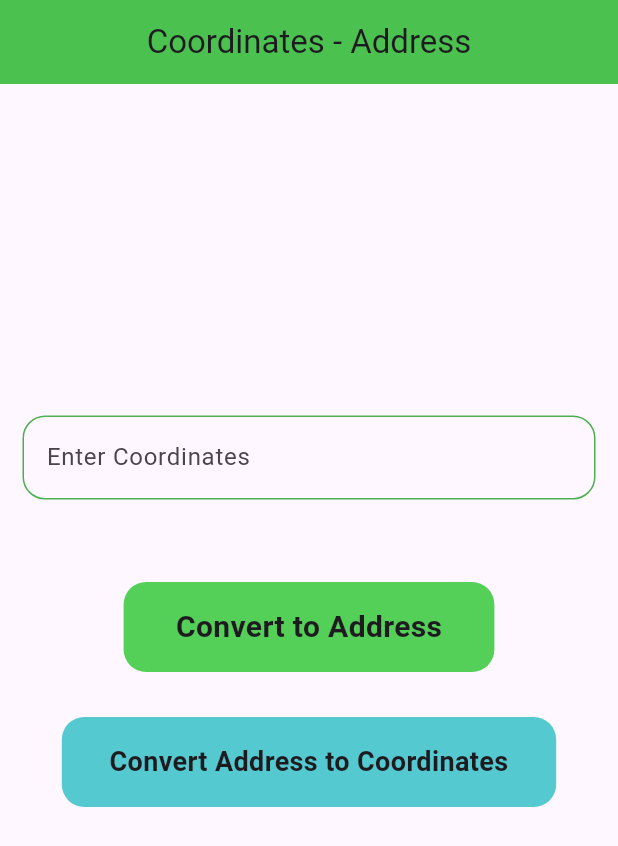
After one commit to Hassaanyousafzai/google_maps_api, a Flutter app: the AddressLatLng screen opened directly, after a tap on "Convert Coordinates to Address", on a phone screen of 412 x 824 dp. The commit adds this screen. Shown: the top 846 px of the screen. Run offline on Flutter 3.47's test engine with Material 2 defaults, Android fonts, the phone set to English and light mode, and no system bars; our stand-ins replace geocoding, google_maps_flutter; missing offline and left inert: flutter_geocoder.

Commit message:
new updates

```diff
--- a/lib/main.dart
+++ b/lib/main.dart
@@ -1,5 +1,5 @@
 import 'package:flutter/material.dart';
-import 'package:google_maps_api/screens/home_page.dart';
+import 'package:google_maps_api/screens/1_home_page.dart';
 
 void main() {
   runApp(const MyApp());
--- /dev/null
+++ b/lib/screens/2_latlng_address.dart
@@ -0,0 +1,170 @@
+import 'package:flutter/material.dart';
+import 'package:flutter_geocoder/geocoder.dart';
+import 'package:google_maps_api/components/row_component.dart';
+import 'package:google_maps_api/screens/3_address_latlng.dart';
+
+class LatLngAddress extends StatefulWidget {
+  const LatLngAddress({super.key});
+
+  @override
+  State<LatLngAddress> createState() => _LatLngAddressState();
+}
+
+class _LatLngAddressState extends State<LatLngAddress> {
+  TextEditingController coController = TextEditingController();
+  String? addressLine, countryName, subLocality, locality;
+  bool flag = false;
+  @override
+  Widget build(BuildContext context) {
+    return Scaffold(
+      appBar: AppBar(
+        title: const Text("Coordinates - Address"),
+        automaticallyImplyLeading: false,
+        centerTitle: true,
+        backgroundColor: const Color.fromARGB(255, 75, 193, 79),
+      ),
+      body: SingleChildScrollView(
+        child: Column(
+          children: [
+            flag == true
+                ? SizedBox(
+                    height: MediaQuery.of(context).size.height * 0.12,
+                  )
+                : SizedBox(
+                    height: MediaQuery.of(context).size.height * 0.25,
+                  ),
+            Padding(
+              padding: const EdgeInsets.all(15.0),
+              child: TextFormField(
+                controller: coController,
+                keyboardType: TextInputType.number,
+                decoration: InputDecoration(
+                    hintText: 'Enter Coordinates',
+                    enabledBorder: OutlineInputBorder(
+                      borderRadius: BorderRadius.circular(15),
+                      borderSide: const BorderSide(
+                        color: Colors.green,
+                      ),
+                    ),
+                    focusedBorder: OutlineInputBorder(
+                      borderRadius: BorderRadius.circular(15),
+                      borderSide: const BorderSide(
+                        color: Colors.green,
+                      ),
+                    )),
+              ),
+            ),
+            flag == true
+                ? Padding(
+                    padding: const EdgeInsets.all(15.0),
+                    child: Container(
+                      height: MediaQuery.of(context).size.height * 0.30,
+                      width: MediaQuery.of(context).size.height * 0.8,
+                      decoration: BoxDecoration(
+                        color: const Color.fromRGBO(220, 237, 200, 1),
+                        boxShadow: const [
+                          BoxShadow(
+                            blurRadius: 5,
+                          )
+                        ],
+                        borderRadius: BorderRadius.circular(10),
+                      ),
+                      child: Column(
+                        children: [
+                          RowComponent(
+                            text: 'Address:',
+                            value: addressLine.toString(),
+                          ),
+                          RowComponent(
+                            text: 'Country Name:',
+                            value: countryName.toString(),
+                          ),
+                          RowComponent(
+                            text: 'Province:',
+                            value: locality.toString(),
+                          ),
+                          RowComponent(
+                            text: 'Sub Locality:',
+                            value: subLocality.toString(),
+                          ),
+                        ],
+                      ),
+                    ),
+                  )
+                : Container(),
+            const SizedBox(
+              height: 40,
+            ),
+            InkWell(
+              onTap: () async {
+                var text = coController.text.trim();
+                List<String> parts = text.split(",");
+                double? coordinateOne = double.tryParse(parts[0]);
+                double? coordinateTwo = double.tryParse(parts[1]);
+                if (coordinateOne != null && coordinateTwo != null) {
+                  final coordinates = Coordinates(coordinateOne, coordinateTwo);
+
+                  var address = await Geocoder.local
+                      .findAddressesFromCoordinates(coordinates);
+
+                  var first = address.first;
+
+                  addressLine = first.addressLine;
+
+                  countryName = first.countryName;
+
+                  locality = first.adminArea;
+
+                  subLocality = first.subLocality;
+                }
+
+                setState(() {
+                  flag = true;
+                });
+              },
+              child: Container(
+                height: 60,
+                width: MediaQuery.of(context).size.width * 0.6,
+                decoration: BoxDecoration(
+                  color: const Color.fromARGB(255, 84, 207, 88),
+                  borderRadius: BorderRadius.circular(15),
+                ),
+                child: const Center(
+                    child: Text(
+                  "Convert to Address",
+                  style: TextStyle(fontSize: 20, fontWeight: FontWeight.bold),
+                )),
+              ),
+            ),
+            const SizedBox(
+              height: 30,
+            ),
+            InkWell(
+              onTap: () {
+                Navigator.push(
+                    context,
+                    MaterialPageRoute(
+                        builder: (context) => const AddressLatLng()));
+              },
+              child: Container(
+                  height: 60,
+                  width: MediaQuery.of(context).size.width * 0.8,
+                  decoration: BoxDecoration(
+                    color: const Color.fromARGB(255, 84, 201, 207),
+                    borderRadius: BorderRadius.circular(15),
+                  ),
+                  child: const Center(
+                    child: Text(
+                      "Convert Address to Coordinates",
+                      textAlign: TextAlign.center,
+                      style:
+                          TextStyle(fontSize: 18, fontWeight: FontWeight.bold),
+                    ),
+                  )),
+            )
+          ],
+        ),
+      ),
+    );
+  }
+}
--- /dev/null
+++ b/lib/screens/3_address_latlng.dart
@@ -0,0 +1,145 @@
+import 'package:flutter/material.dart';
+import 'package:geocoding/geocoding.dart';
+import 'package:google_maps_api/components/row_component.dart';
+
+import '2_latlng_address.dart';
+
+class AddressLatLng extends StatefulWidget {
+  const AddressLatLng({super.key});
+
+  @override
+  State<AddressLatLng> createState() => _AddressLatLngState();
+}
+
+class _AddressLatLngState extends State<AddressLatLng> {
+  TextEditingController addressController = TextEditingController();
+  String? latitude, longitude;
+  bool flag = false;
+  @override
+  Widget build(BuildContext context) {
+    return Scaffold(
+      appBar: AppBar(
+        title: const Text("Address - Coordinates"),
+        automaticallyImplyLeading: false,
+        centerTitle: true,
+        backgroundColor: const Color.fromARGB(255, 84, 201, 207),
+      ),
+      body: SingleChildScrollView(
+        child: Column(
+          children: [
+            flag == true
+                ? SizedBox(
+                    height: MediaQuery.of(context).size.height * 0.12,
+                  )
+                : SizedBox(
+                    height: MediaQuery.of(context).size.height * 0.25,
+                  ),
+            Padding(
+              padding: const EdgeInsets.all(15.0),
+              child: TextFormField(
+                controller: addressController,
+                keyboardType: TextInputType.number,
+                decoration: InputDecoration(
+                  hintText: 'Enter Address',
+                  enabledBorder: OutlineInputBorder(
+                    borderRadius: BorderRadius.circular(15),
+                    borderSide: const BorderSide(
+                      color: Colors.blue,
+                    ),
+                  ),
+                  focusedBorder: OutlineInputBorder(
+                    borderRadius: BorderRadius.circular(15),
+                    borderSide: const BorderSide(
+                      color: Colors.blue,
+                    ),
+                  ),
+                ),
+              ),
+            ),
+            flag == true
+                ? Padding(
+                    padding: const EdgeInsets.all(15.0),
+                    child: Container(
+                      height: MediaQuery.of(context).size.height * 0.15,
+                      width: MediaQuery.of(context).size.height * 0.8,
+                      decoration: BoxDecoration(
+                        color: const Color.fromRGBO(220, 237, 200, 1),
+                        boxShadow: const [
+                          BoxShadow(
+                            blurRadius: 5,
+                          )
+                        ],
+                        borderRadius: BorderRadius.circular(10),
+                      ),
+                      child: Column(
+                        children: [
+                          RowComponent(
+                              text: "Latitude: ", value: latitude.toString()),
+                          RowComponent(
+                              text: "Longitude: ", value: longitude.toString()),
+                        ],
+                      ),
+                    ),
+                  )
+                : Container(),
+            const SizedBox(
+              height: 40,
+            ),
+            InkWell(
+              onTap: () async {
+                List<Location> locations =
+                    await locationFromAddress(addressController.text);
+
+                latitude = locations.last.latitude.toString();
+                longitude = locations.last.longitude.toString();
+
+                setState(() {
+                  flag = true;
+                });
+              },
+              child: Container(
+                height: 60,
+                width: MediaQuery.of(context).size.width * 0.6,
+                decoration: BoxDecoration(
+                  color: const Color.fromARGB(255, 84, 201, 207),
+                  borderRadius: BorderRadius.circular(15),
+                ),
+                child: const Center(
+                    child: Text(
+                  "Convert to Coordinates",
+                  style: TextStyle(fontSize: 20, fontWeight: FontWeight.bold),
+                )),
+              ),
+            ),
+            const SizedBox(
+              height: 30,
+            ),
+            InkWell(
+              onTap: () {
+                Navigator.push(
+                    context,
+                    MaterialPageRoute(
+                        builder: (context) => const LatLngAddress()));
+              },
+              child: Container(
+                height: 60,
+                width: MediaQuery.of(context).size.width * 0.8,
+                decoration: BoxDecoration(
+                  color: const Color.fromARGB(255, 84, 207, 88),
+                  borderRadius: BorderRadius.circular(15),
+                ),
+                child: const Center(
+                  child: Text(
+                    "Convert Coordinates to Address",
+                    textAlign: TextAlign.center,
+                    style: TextStyle(fontSize: 18, fontWeight: FontWeight.bold),
+                  ),
+                ),
+              ),
+            )
+          ],
+        ),
+      ),
+    );
+  }
+}
--- a/pubspec.yaml
+++ b/pubspec.yaml
@@ -36,6 +36,8 @@ dependencies:
   # Use with the CupertinoIcons class for iOS style icons.
   cupertino_icons: ^1.0.2
   google_maps_flutter: ^2.3.1
+  flutter_geocoder: ^0.2.2-nullsafety
+  geocoding: ^2.1.0
 
 dev_dependencies:
   flutter_test:
```
Also changed, not shown: lib/components/row_component.dart (added, +34 -0 lines), lib/screens/4_find_coordinates.dart (added, +157 -0 lines), lib/screens/1_home_page.dart (renamed from lib/screens/home_page.dart), pubspec.lock.
